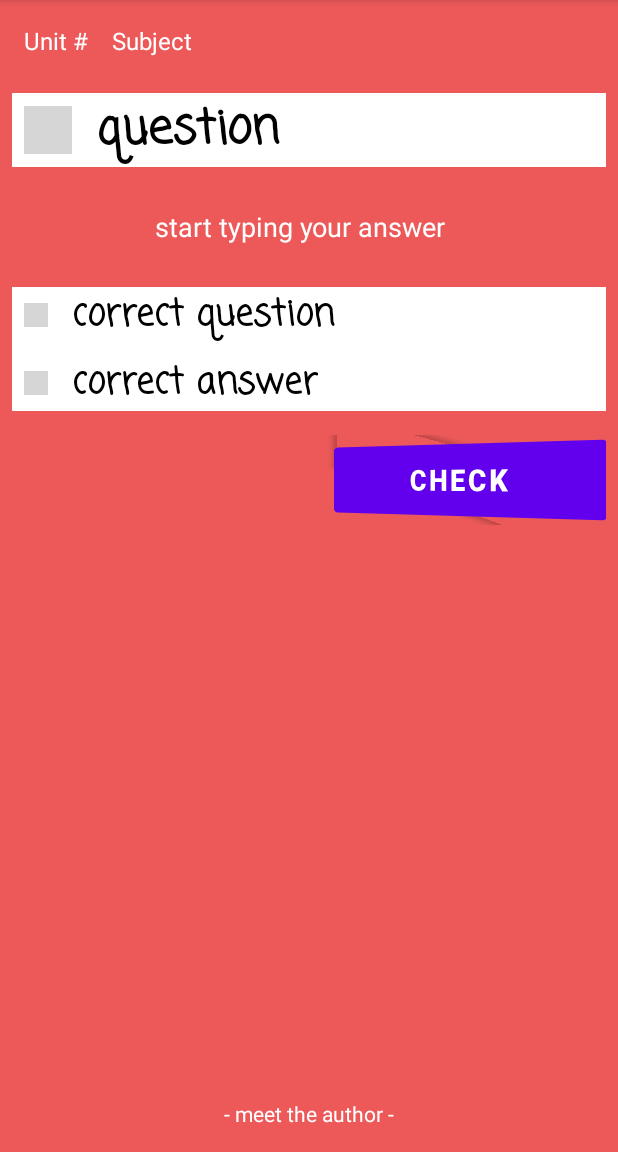
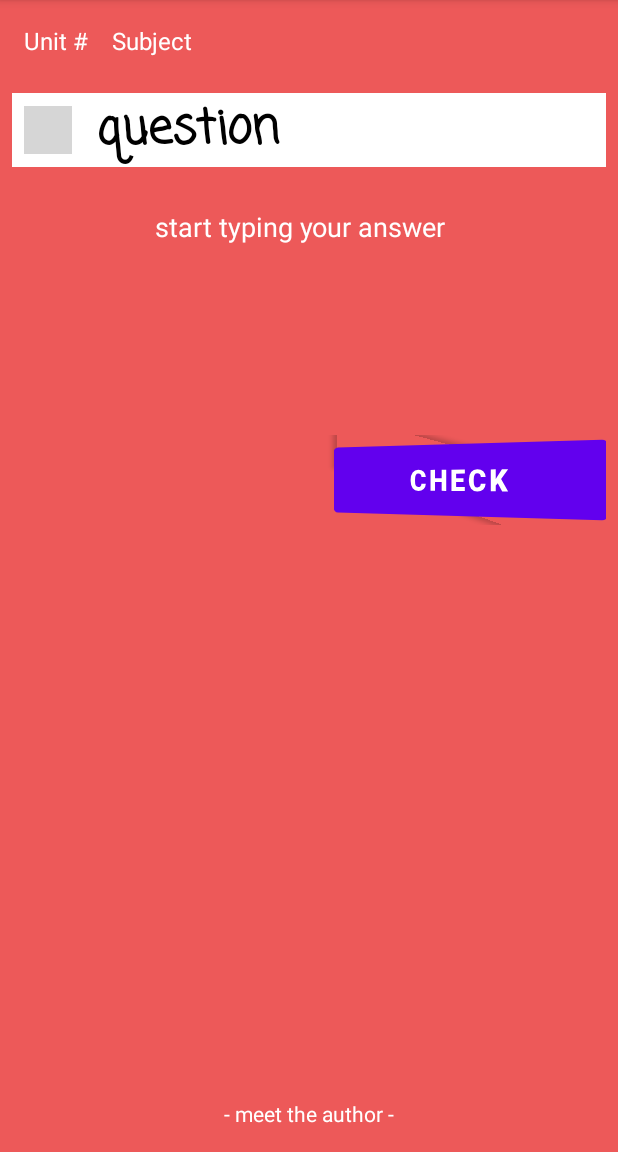
Before and after one commit to MiguelAngelCifredo/EnglishVocabulary, an Android app: the screen it shows after launch (MainActivity), on a phone screen of 412 x 824 dp, the part 84-1236 px from its top. Run offline under Robolectric (Android 15) with nearby library versions, the phone set to English and light mode, and no system bars; our stand-ins replace Volley; network calls fail; 1 statement that could not run was skipped; grey boxes are pictures that could not be loaded.

Commit message:
Hide layoutResult and beginning

```diff
--- a/app/src/main/java/com/kompassaviacion/englishvocabulary/MainActivity.java
+++ b/app/src/main/java/com/kompassaviacion/englishvocabulary/MainActivity.java
@@ -5,6 +5,7 @@ import android.net.Uri;
 import android.os.Bundle;
 import android.view.Menu;
 import android.view.MenuItem;
+import android.view.View;
 import android.widget.EditText;
 import android.widget.ImageView;
 import android.widget.TextView;
@@ -63,7 +64,11 @@ public class MainActivity extends AppCompatActivity {
                 volleyError -> Toast.makeText(this, volleyError.getMessage(), Toast.LENGTH_LONG).show());
         Volley.newRequestQueue(this).add(stringRequest);
 
-        findViewById(R.id.btnCheck).setOnClickListener(v -> Game.check());
+        findViewById(R.id.linearLayoutResult).setVisibility(View.INVISIBLE);
+
+        findViewById(R.id.btnCheck).setOnClickListener(v -> {
+            findViewById(R.id.linearLayoutResult).setVisibility(View.VISIBLE);
+            Game.check();});
 
         findViewById(R.id.lblMeetMe).setOnClickListener(v-> {
             Intent i = new Intent(Intent.ACTION_VIEW, Uri.parse("https://www.linkedin.com/in/miguelangelcifredo/"));
```
